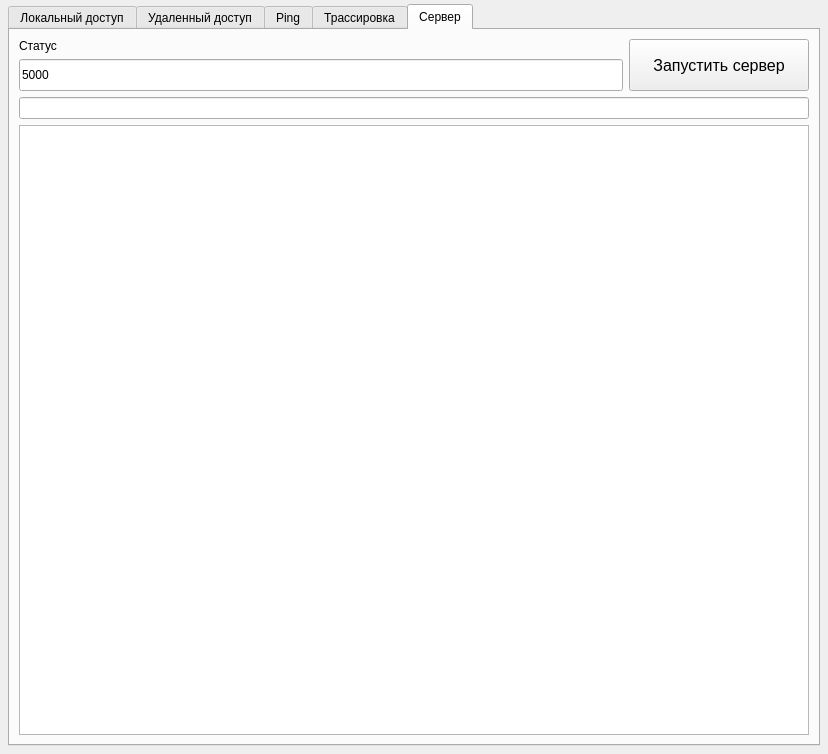
First picture: the form in src/ui/network_monitor.ui, repository darararrik/network-monitor, before the edit.
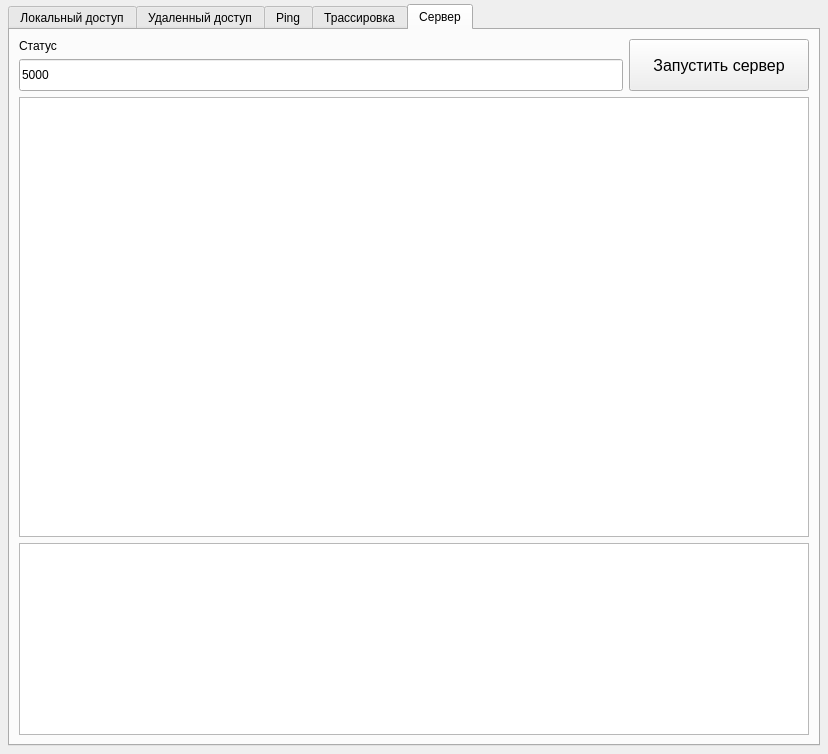
Second picture: the form after the edit. Custom widgets are drawn as their Qt base class.

Diff of the .ui file:
```diff
--- a/src/ui/network_monitor.ui
+++ b/src/ui/network_monitor.ui
@@ -960,14 +960,27 @@
          </layout>
         </item>
         <item>
-         <widget class="QLineEdit" name="serverLogWidget">
+         <widget class="QTextEdit" name="serverLogWidget">
+          <property name="sizePolicy">
+           <sizepolicy hsizetype="Expanding" vsizetype="Expanding">
+            <horstretch>0</horstretch>
+            <verstretch>0</verstretch>
+           </sizepolicy>
+          </property>
           <property name="readOnly">
            <bool>true</bool>
           </property>
          </widget>
         </item>
         <item>
-         <widget class="QListWidget" name="clientsListWidget"/>
+         <widget class="QListWidget" name="clientsListWidget">
+          <property name="sizePolicy">
+           <sizepolicy hsizetype="Expanding" vsizetype="Maximum">
+            <horstretch>0</horstretch>
+            <verstretch>0</verstretch>
+           </sizepolicy>
+          </property>
+         </widget>
         </item>
        </layout>
       </widget>
```
